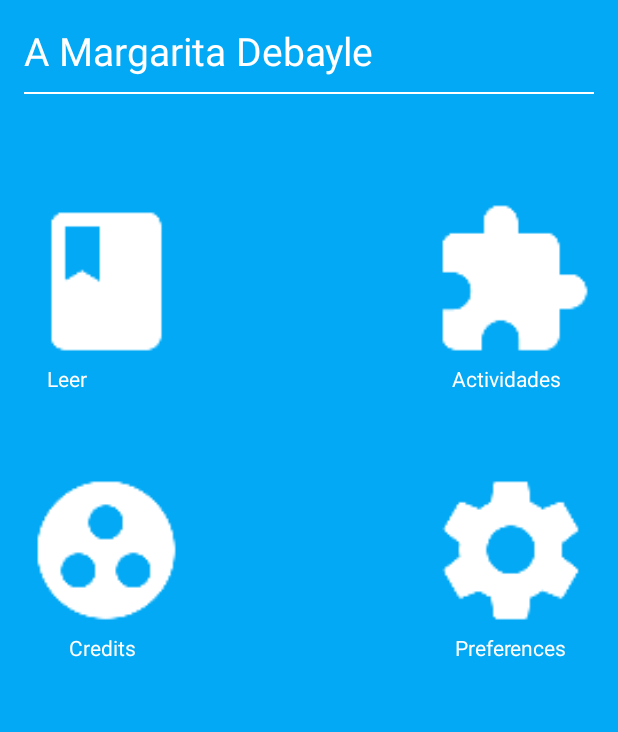
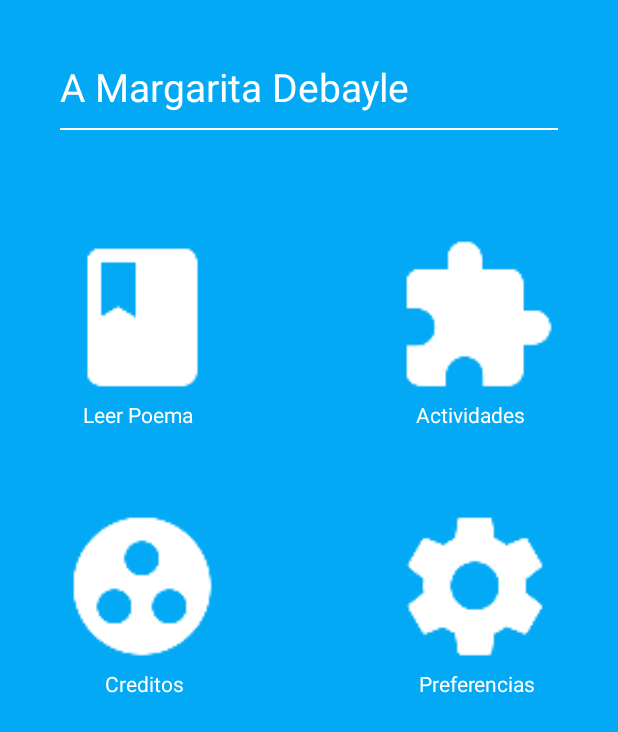
Before and after one commit to guadamuzjj/Margarita-app, an Android app: the screen it shows after launch (MainActivity), on a phone screen of 412 x 824 dp. Shown: the top 732 px of the screen. Run offline under Robolectric (Android 15) with nearby library versions, the phone set to English and light mode, and no system bars.

Commit message:
Changing values for some items.

```diff
--- a/app/src/main/res/values/dimens.xml
+++ b/app/src/main/res/values/dimens.xml
@@ -1,5 +1,5 @@
 <resources>
     <!-- Default screen margins, per the Android Design guidelines. -->
-    <dimen name="activity_horizontal_margin">16dp</dimen>
-    <dimen name="activity_vertical_margin">16dp</dimen>
+    <dimen name="activity_horizontal_margin">40dp</dimen>
+    <dimen name="activity_vertical_margin">40dp</dimen>
 </resources>
--- a/app/src/main/res/values/strings.xml
+++ b/app/src/main/res/values/strings.xml
@@ -2,10 +2,10 @@
     <string name="app_name">Margarita-app</string>
 
     <string name="action_settings">Settings</string>
-    <string name="read">Leer</string>
+    <string name="read">Leer Poema</string>
     <string name="activities">Actividades</string>
-    <string name="credits">Credits</string>
-    <string name="settings">Preferences</string>
+    <string name="credits">Creditos</string>
+    <string name="settings">Preferencias</string>
     <string name="title_activity_exercise">exerciseActivity</string>
 
     <string name="hello_world">Hello world!</string>
```
